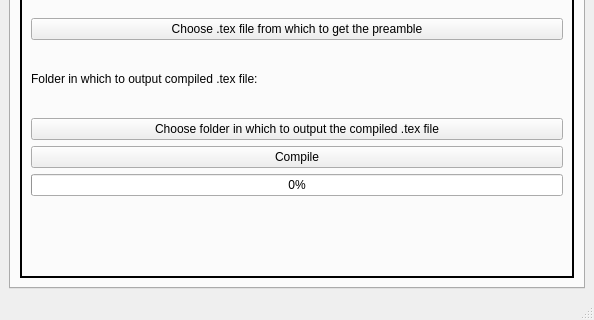
The window that nbs/pyqt6_UI/app.ui (hyunjongkimmath/trouver) describes before a commit, drawn with Qt 5; both pictures show x 0 to 594 and y 298 to 618 of the 594 by 618 pixel window.
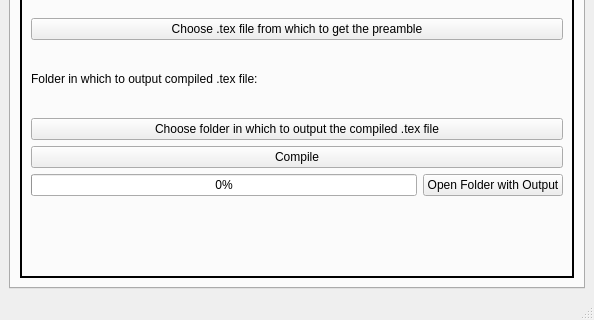
The same window after the commit. The open tabs and pages were chosen to show the change.

Commit message: Change settings.ini to include pyqt6 for development requirements and Add button to open the compiled .tex folder in the GUI

The edit to the form file:
```diff
--- a/nbs/pyqt6_UI/app.ui
+++ b/nbs/pyqt6_UI/app.ui
@@ -487,11 +487,22 @@
             </widget>
            </item>
            <item>
+            <layout class="QHBoxLayout" name="horizontalLayout_4">
+             <item>
             <widget class="QProgressBar" name="compile_tex_from_obsidian_subvault_progress_bar">
              <property name="value">
               <number>0</number>
              </property>
             </widget>
+             </item>
+             <item>
+              <widget class="QPushButton" name="open_folder_with_tex_output_button">
+               <property name="text">
+                <string>Open Folder with Output</string>
+               </property>
+              </widget>
+             </item>
+            </layout>
            </item>
            <item>
             <widget class="QLabel" name="compile_tex_from_obsidian_subvault_progress_message_label">
```
Lines whose indentation alone changed are shown as unchanged. The commit also changes 9 other files.
